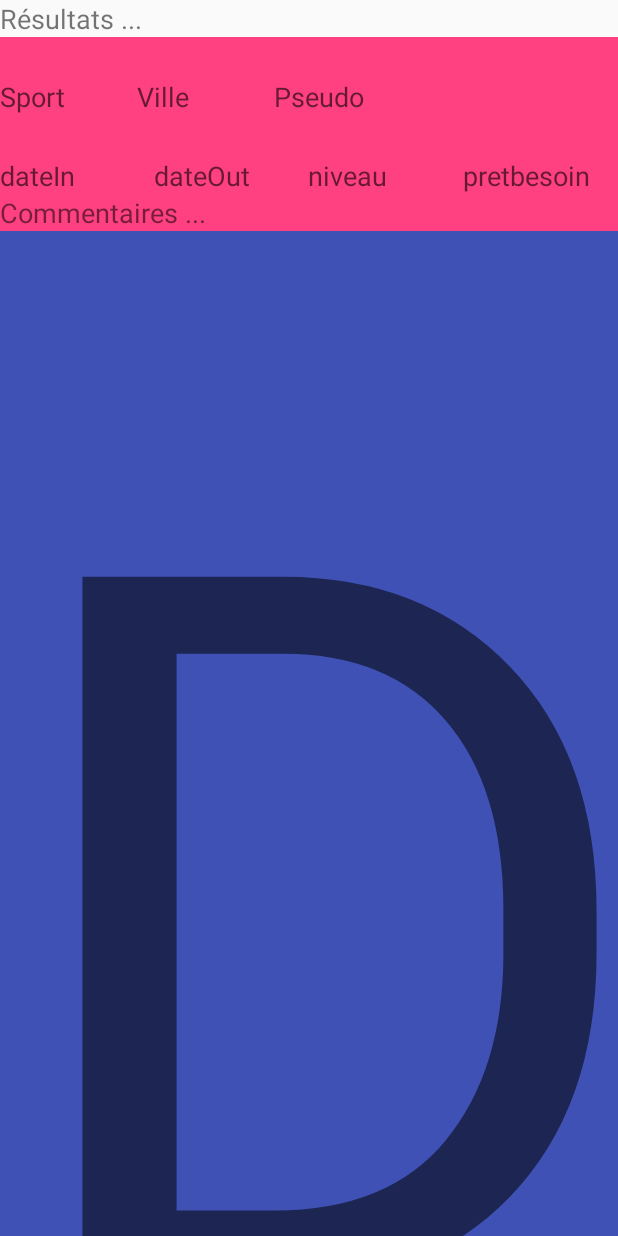
After one commit to axel-thiel/FAP_Android, an Android app: the layout fiche_detail_and_results.xml on its own in the app's theme, with its tools: preview values and no code run, on a phone screen of 412 x 824 dp. The commit adds this screen. Run offline under Robolectric (Android 15) with nearby library versions, the phone set to English and light mode, and no system bars.

Commit message:
creation fiche_detail_and_results Layout

```diff
--- a/app/build.gradle
+++ b/app/build.gradle
@@ -6,7 +6,7 @@ android {
 
     defaultConfig {
         applicationId "com.findactivitypartner.damienaxel.findactivitypartner_app"
-        minSdkVersion 17
+        minSdkVersion 22
         targetSdkVersion 24
         versionCode 1
         versionName "1.0"
@@ -23,4 +23,5 @@ dependencies {
     compile fileTree(dir: 'libs', include: ['*.jar'])
     testCompile 'junit:junit:4.12'
     compile 'com.android.support:appcompat-v7:24.1.1'
+
 }
--- a/app/src/main/java/com/findactivitypartner/damienaxel/findactivitypartner_app/userHomeActivity.java
+++ b/app/src/main/java/com/findactivitypartner/damienaxel/findactivitypartner_app/userHomeActivity.java
@@ -18,7 +18,7 @@ public class userHomeActivity extends Activity {
         super.onCreate(savedInstanceState);
         setContentView(R.layout.user_home);
         TextView userNameTextView = (TextView) findViewById(R.id.userNameTextView);
-        userNameTextView.setText("Toto tata");
+        userNameTextView.setText("Tintin Milou");
 
         FicheActivity fiche1 = new FicheActivity("Ponney aquatique", "troyes", "Tintin", R.drawable.tintin
                                                 ,"Lundi", "Mardi", false, false, "commentaire 1", "Niveau1");
--- a/app/src/main/res/layout/adapter_fiche_user.xml
+++ b/app/src/main/res/layout/adapter_fiche_user.xml
@@ -11,7 +11,7 @@
             android:textSize="20dp"
             android:layout_width="0dp"
             android:layout_height="wrap_content"
-            android:layout_weight="3"
+            android:layout_weight="2"
             android:paddingEnd="10dp"
             />
 
--- /dev/null
+++ b/app/src/main/res/layout/fiche_detail_and_results.xml
@@ -0,0 +1,179 @@
+<?xml version="1.0" encoding="utf-8"?>
+<LinearLayout xmlns:android="http://schemas.android.com/apk/res/android"
+    android:orientation="vertical" android:layout_width="match_parent"
+    android:layout_height="match_parent">
+
+    <LinearLayout
+        android:layout_width="match_parent"
+        android:layout_height="wrap_content"
+
+        >
+        <TextView
+            android:layout_width="match_parent"
+            android:layout_height="wrap_content"
+            android:text="Résultats ..."
+            android:textSize="18dp"
+            />
+    </LinearLayout>
+
+    <LinearLayout
+        android:layout_width="match_parent"
+        android:layout_height="wrap_content"
+        android:orientation="vertical"
+        android:background="@color/colorAccent"
+        >
+
+            <LinearLayout
+                android:layout_width="match_parent"
+                android:layout_height="wrap_content"
+                android:orientation="horizontal"
+                >
+                <TextView
+
+                    android:layout_gravity="center"
+                    android:id="@+id/detail_text_view_sport"
+                    android:hint="Sport"
+                    android:textSize="18dp"
+                    android:layout_width="0dp"
+                    android:layout_height="wrap_content"
+                    android:layout_weight="2"
+                    android:paddingEnd="10dp"
+                    />
+
+                <TextView
+
+                    android:layout_gravity="center"
+                    android:id="@+id/detail_text_view_ville"
+                    android:hint="Ville"
+                    android:textSize="18dp"
+                    android:layout_width="0dp"
+                    android:layout_height="wrap_content"
+                    android:layout_weight="2"
+                    android:paddingEnd="10dp"
+                    />
+
+                <TextView
+                    android:layout_gravity="center"
+                    android:id="@+id/detail_text_view_pseudo"
+                    android:hint="Pseudo"
+                    android:textSize="18dp"
+                    android:layout_width="0dp"
+                    android:layout_height="wrap_content"
+                    android:layout_weight="2"
+                    android:paddingEnd="10dp"
+                    />
+
+                <ImageView
+                    android:id="@+id/detail_image_user_fiche"
+                    android:layout_gravity="center"
+                    android:layout_width="0dp"
+                    android:layout_height="80dp"
+                    android:layout_weight="3"
+
+                    />
+
+            </LinearLayout>
+
+
+
+
+
+        <LinearLayout
+                    android:layout_width="match_parent"
+                    android:layout_height="wrap_content"
+                    android:orientation="horizontal"
+                    >
+                    <TextView
+
+                        android:layout_gravity="center"
+                        android:id="@+id/detail_text_view_dateIn"
+                        android:hint="dateIn"
+                        android:textSize="18dp"
+                        android:layout_width="0dp"
+                        android:layout_height="wrap_content"
+                        android:layout_weight="2"
+                        android:paddingEnd="10dp"
+                        />
+
+                    <TextView
+
+                        android:layout_gravity="center"
+                        android:id="@+id/detail_text_view_dateOut"
+                        android:hint="dateOut"
+                        android:textSize="18dp"
+                        android:layout_width="0dp"
+                        android:layout_height="wrap_content"
+                        android:layout_weight="2"
+                        android:paddingEnd="10dp"
+                        />
+
+                    <TextView
+                        android:layout_gravity="center"
+                        android:id="@+id/detail_text_view_niveau"
+                        android:hint="niveau"
+                        android:textSize="18dp"
+                        android:layout_width="0dp"
+                        android:layout_height="wrap_content"
+                        android:layout_weight="2"
+                        android:paddingEnd="10dp"
+                        />
+
+                    <TextView
+
+                        android:layout_gravity="center"
+                        android:id="@+id/detail_text_view_pretbesoin"
+                        android:hint="pretbesoin"
+                        android:textSize="18dp"
+                        android:layout_width="0dp"
+                        android:layout_height="wrap_content"
+                        android:layout_weight="2"
+                        android:paddingEnd="10dp"
+                        />
+
+        </LinearLayout>
+
+<LinearLayout
+    android:layout_width="wrap_content"
+    android:layout_height="wrap_content">
+
+    <TextView
+        android:layout_width="wrap_content"
+        android:layout_height="wrap_content"
+        android:textSize="18dp"
+        android:text="Commentaires ..."
+        />
+
+</LinearLayout>
+
+
+
+
+
+</LinearLayout>
+
+    <LinearLayout
+        android:layout_width="match_parent"
+        android:layout_height="wrap_content"
+        android:background="@color/colorPrimary"
+        >
+
+        <TextView
+            android:layout_width="match_parent"
+            android:layout_height="wrap_content"
+            android:text="Debut de la liste"
+            android:textSize="666dp"
+            />
+        <ListView
+            android:layout_width="match_parent"
+            android:layout_height="wrap_content"
+
+            >
+
+
+        </ListView>
+    </LinearLayout>
+
+
+
+
+</LinearLayout>
```
